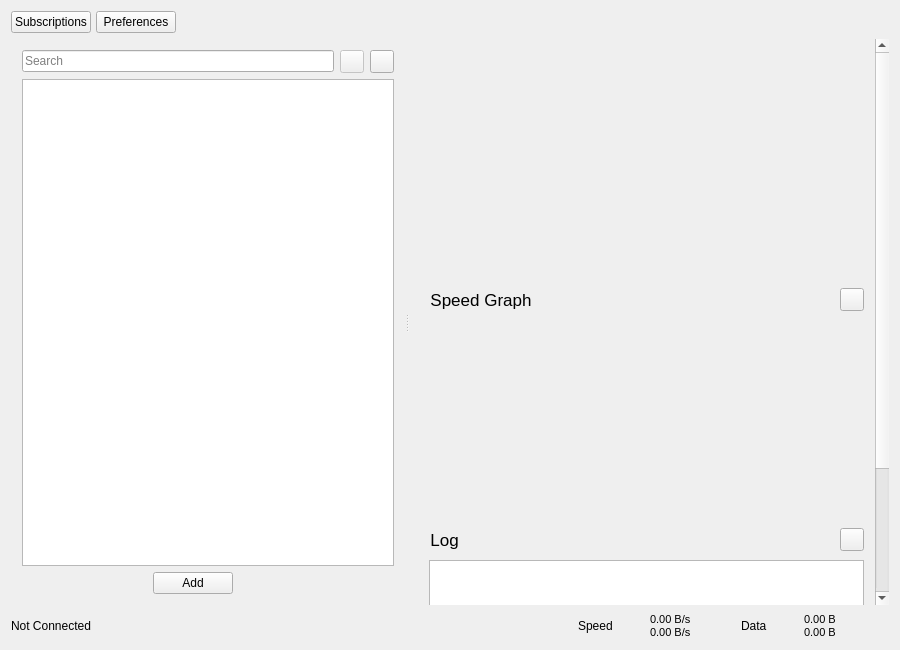
First picture: the form in src/ui/w_MainWindow.ui, repository Qv2ray/Qv2ray, before the edit.
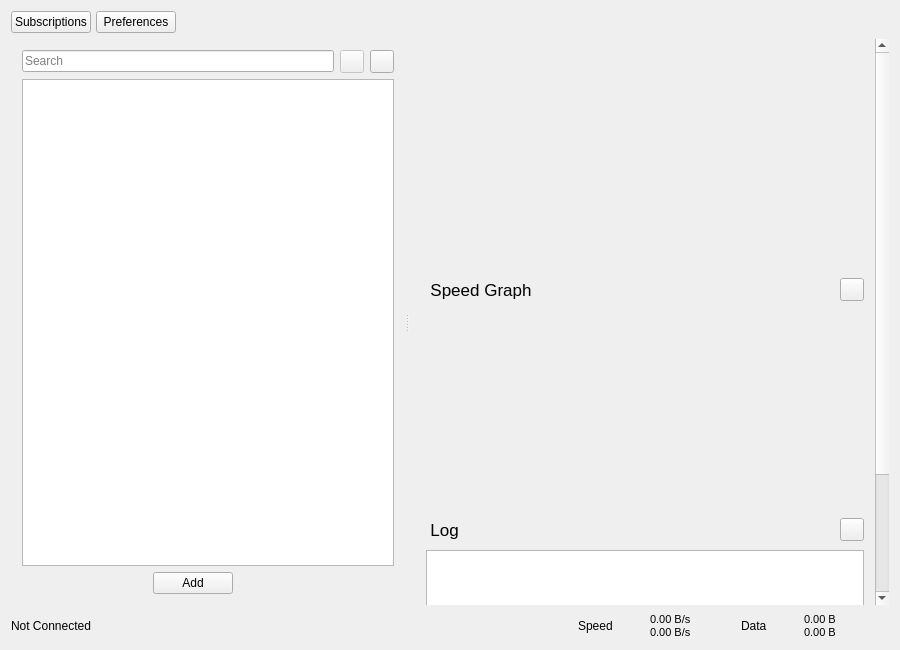
Second picture: the form after the edit. Icons and pictures are not drawn.

Diff of the .ui file:
```diff
--- a/src/ui/w_MainWindow.ui
+++ b/src/ui/w_MainWindow.ui
@@ -248,7 +248,7 @@
           <x>0</x>
           <y>0</y>
           <width>480</width>
-          <height>746</height>
+          <height>736</height>
          </rect>
         </property>
         <layout class="QVBoxLayout" name="verticalLayout_3">
@@ -263,13 +263,13 @@
            <property name="minimumSize">
             <size>
              <width>0</width>
-             <height>230</height>
+             <height>220</height>
             </size>
            </property>
            <property name="maximumSize">
             <size>
              <width>16777215</width>
-             <height>230</height>
+             <height>220</height>
             </size>
            </property>
            <layout class="QGridLayout" name="connectionInfoLayout">
@@ -393,7 +393,7 @@
          <item>
           <layout class="QGridLayout" name="gridLayout_2">
            <property name="leftMargin">
-            <number>9</number>
+            <number>6</number>
            </property>
            <item row="0" column="0">
             <widget class="QTextBrowser" name="masterLogBrowser">
```
